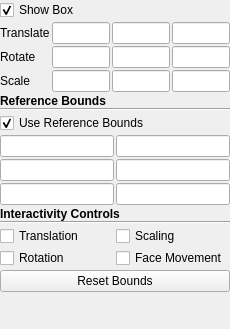
Qt form Qt/ApplicationComponents/Resources/UI/pqBoxPropertyWidget.ui (Kitware/ParaView) before a commit.
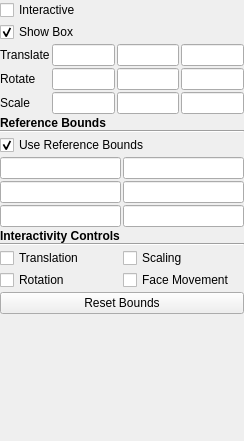
The same form after that commit. Custom widgets are drawn as their Qt base class.

Commit message:
Transform: Translation trigger now by Shift-X,Y,Z
- X axis: 'SHIFT-X' + mouse X axis
- Y axis: 'SHIFT-Y' + mouse X axis
- Z axis: 'SHIFT-Z' + mouse X axis

What changed in the file:
```diff
--- a/Qt/ApplicationComponents/Resources/UI/pqBoxPropertyWidget.ui
+++ b/Qt/ApplicationComponents/Resources/UI/pqBoxPropertyWidget.ui
@@ -6,8 +6,8 @@
    <rect>
     <x>0</x>
     <y>0</y>
-    <width>230</width>
-    <height>329</height>
+    <width>244</width>
+    <height>441</height>
    </rect>
   </property>
   <property name="windowTitle">
@@ -29,6 +29,16 @@
    <property name="bottomMargin">
     <number>0</number>
    </property>
+   <item>
+    <widget class="QCheckBox" name="enableInteractive">
+     <property name="toolTip">
+      <string>Translate the object using X,Y,Z and mouse movements</string>
+     </property>
+     <property name="text">
+      <string>Interactive</string>
+     </property>
+    </widget>
+   </item>
    <item>
     <widget class="QCheckBox" name="show3DWidget">
      <property name="toolTip">
```
The commit also changes 2 other files.
